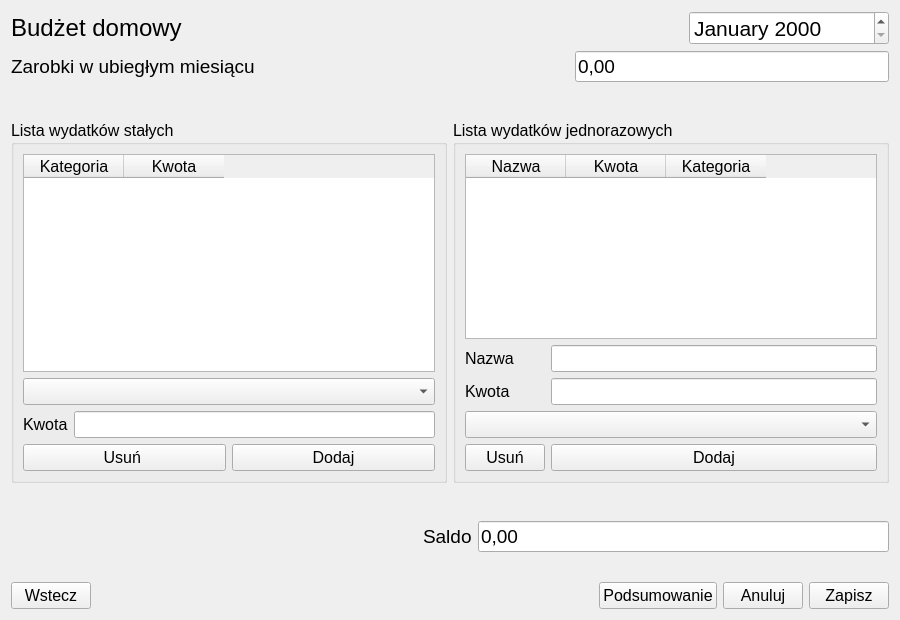
The window that homebudget/homebudget_form.ui (Barto-Paja/GLMoney) describes before a commit, drawn with Qt 5.
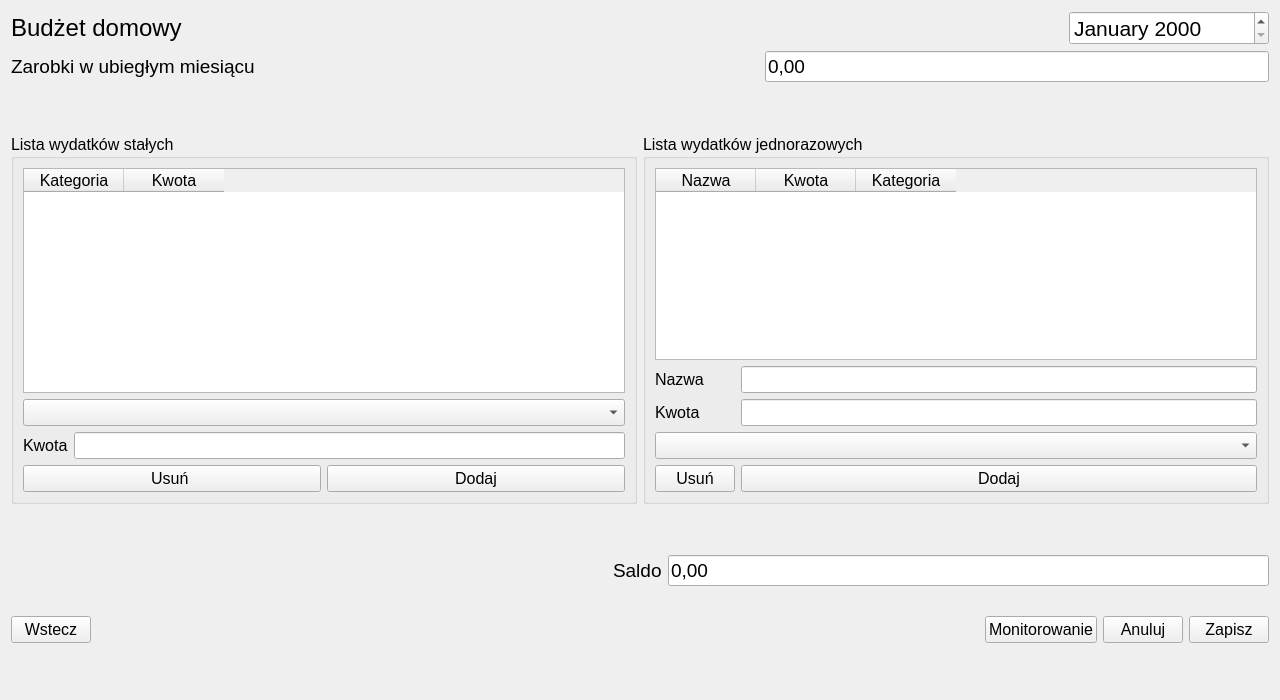
The same window after the commit. Icons and pictures are not drawn.

```diff
--- a/homebudget/homebudget_form.ui
+++ b/homebudget/homebudget_form.ui
@@ -6,8 +6,8 @@
    <rect>
     <x>0</x>
     <y>0</y>
-    <width>900</width>
-    <height>620</height>
+    <width>1280</width>
+    <height>700</height>
    </rect>
   </property>
   <property name="windowTitle">
@@ -400,7 +400,7 @@
         </font>
        </property>
        <property name="text">
-        <string>Podsumowanie</string>
+        <string>Monitorowanie</string>
        </property>
       </widget>
      </item>
@@ -430,6 +430,19 @@
      </item>
     </layout>
    </item>
+   <item>
+    <spacer name="verticalSpacer_3">
+     <property name="orientation">
+      <enum>Qt::Vertical</enum>
+     </property>
+     <property name="sizeHint" stdset="0">
+      <size>
+       <width>20</width>
+       <height>40</height>
+      </size>
+     </property>
+    </spacer>
+   </item>
   </layout>
  </widget>
  <tabstops>
```
